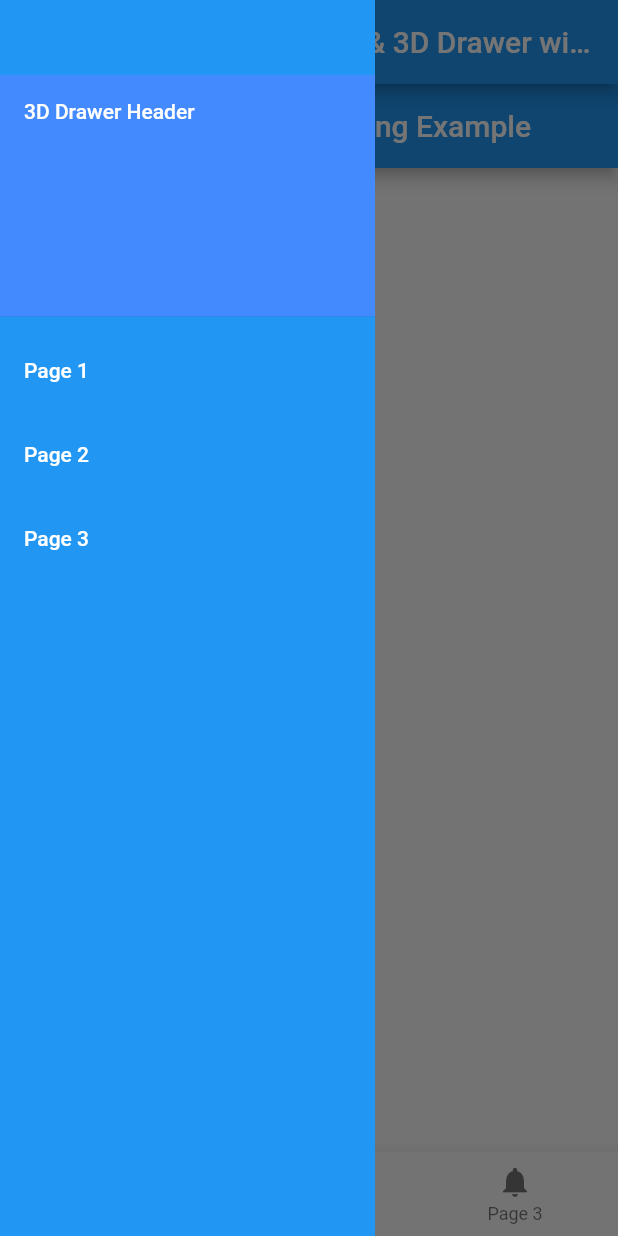
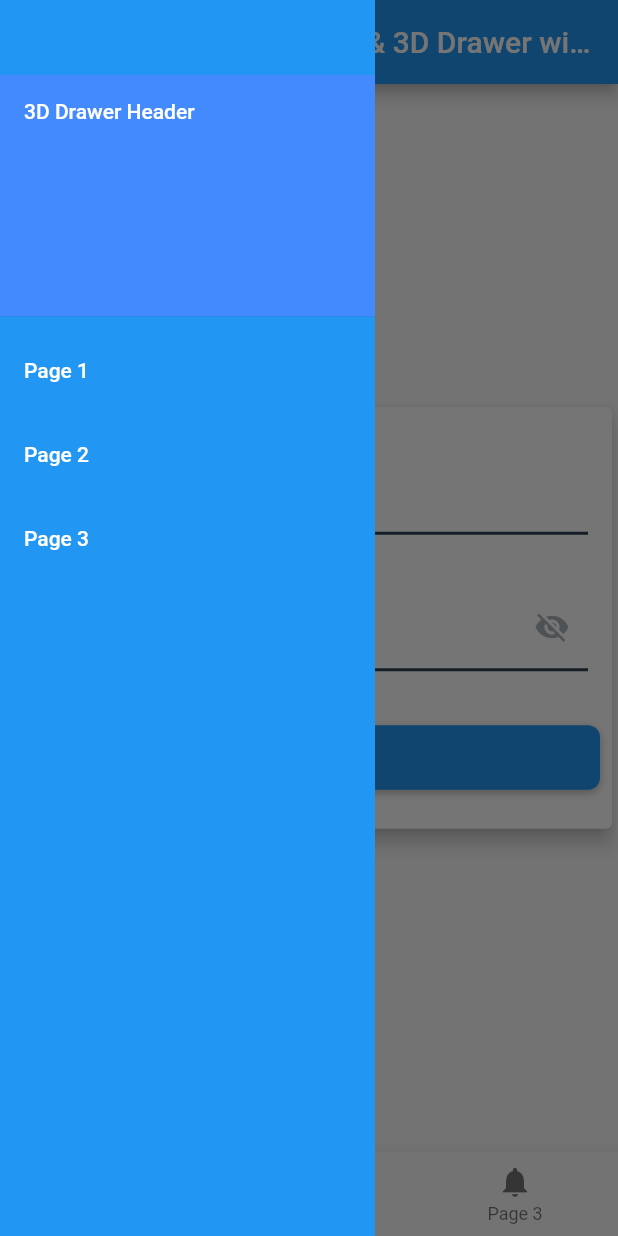
Before and after one commit to kuldeepsre/setup_project, a Flutter app: the screen it shows after launch, item 2 of the bottom bar chosen, with the side drawer open, on a phone screen of 412 x 824 dp. Run offline on Flutter 3.47's test engine with Material 2 defaults, Android fonts, the phone set to English and light mode, and no system bars; our stand-ins replace bloc, cached_network_image, carousel_slider, connectivity_plus, equatable, flutter_bloc and 9 more; accounts and stored records are empty.

```diff
--- a/lib/api/api_services.dart
+++ b/lib/api/api_services.dart
@@ -1,8 +1,11 @@
 import 'dart:convert';
 
+import '../endpoint/constants.dart';
 import '../model/post_response.dart';
 import '../model/user_response.dart';
 import 'package:http/http.dart' as http;
+
+import '../utils/utils.dart';
 
 class ApiService {
   final String userApiUrl = 'https://jsonplaceholder.typicode.com/users';
@@ -50,6 +53,7 @@ class ApiService {
       throw Exception('Failed to load posts');
     }
   }
+
   Future<List<Post>> FormPosts() async {
     final response = await http.post(Uri.parse(postApiUrl));
     if (response.statusCode == 200) {
@@ -59,4 +63,21 @@ class ApiService {
       throw Exception('Failed to load posts');
     }
   }
+
+  Future<Map<String, dynamic>> login(String username, String password) async {
+    // Implement your API call logic here
+    var res = await Utils.postApiCall(EndPoint.POST_LOGIN, {
+      'username': username,
+      "password": password,
+      // "AppVersion": AppVersion
+    });
+     print(res);
+
+    var jsonresult = json.decode(res.body);
+    // LoginData  loginResponse=LoginData.fromJson(jsonresult);
+    // if(loginResponse.result![0].msg=='Success')
+
+    await Future.delayed(Duration(seconds: 2)); // Simulate network delay
+    return {'success': username == 'user' && password == 'password'};
+  }
 }
--- a/lib/bloc/login/login_bloc.dart
+++ b/lib/bloc/login/login_bloc.dart
@@ -1,30 +1,36 @@
 import 'package:bloc/bloc.dart';
 import 'package:equatable/equatable.dart';
 import 'package:meta/meta.dart';
+import 'package:setup_project/repositry/form_repository/login_repo.dart';
 
 import '../../utils/network_service.dart';
 
 part 'login_event.dart';
+
 part 'login_state.dart';
 
 class LoginBloc extends Bloc<LoginEvent, LoginState> {
-  final NetworkService networkService;
+  final LoginRepository loginRepository;
 
-  LoginBloc({required this.networkService}) : super(LoginInitial()) {
+  LoginBloc(this.loginRepository) : super(LoginInitial()) {
     on<LoginButtonPressed>(_onLoginButtonPressed);
   }
+
   Future<void> _onLoginButtonPressed(
       LoginButtonPressed event, Emitter<LoginState> emit) async {
-    if (!await networkService.isConnected()) {
-      emit(NoInternetConnection());
-      return;
-    }
-    emit(LoginLoading());
-    await Future.delayed(Duration(seconds: 2)); // Simulate a network call
-    if (event.username == 'user' && event.password == 'password') {
-      emit(LoginSuccess(msg: "Login Successfull"));
-    } else {
-      emit(LoginFailure(error: 'Invalid username or password'));
+      emit(LoginLoading());
+
+    try {
+      dynamic isLoginSuccessful =
+          await loginRepository.login(event.username, event.password);
+
+      if (isLoginSuccessful) {
+        emit(LoginSuccess(msg: "Login Successful"));
+      } else {
+        emit(LoginFailure(error: 'Invalid username or password'));
+      }
+    } catch (e) {
+      emit(LoginFailure(error: e.toString()));
     }
   }
 }
--- /dev/null
+++ b/lib/components/custom_button.dart
@@ -0,0 +1,39 @@
+import 'package:flutter/cupertino.dart';
+import 'package:flutter/material.dart';
+
+class CustomButton extends StatelessWidget {
+  final VoidCallback onPressed;
+  final String title;
+
+  CustomButton({required this.onPressed, required this.title});
+
+  @override
+  Widget build(BuildContext context) {
+    return GestureDetector(
+      onTap: onPressed,
+      child: Padding(
+        padding: const EdgeInsets.all(8.0),
+        child: Container(
+          padding: const EdgeInsets.symmetric(vertical: 12.0, horizontal: 24.0),
+          decoration: BoxDecoration(
+            color: Colors.blue,
+            borderRadius: BorderRadius.circular(8.0),
+            boxShadow: [
+              const BoxShadow(
+                color: Colors.black26,
+                blurRadius: 4.0,
+                offset: Offset(0, 2),
+              ),
+            ],
+          ),
+          child: Center(
+            child: Text(
+              title,
+              style: const TextStyle(color: Colors.white, fontSize: 16.0),
+            ),
+          ),
+        ),
+      ),
+    );
+  }
+}
--- a/lib/main.dart
+++ b/lib/main.dart
@@ -8,6 +8,7 @@ import 'package:flutter_bloc/flutter_bloc.dart';
 import 'package:setup_project/bloc/post_data/post_bloc.dart';
 import 'package:setup_project/repositry/UserRepository.dart';
 import 'package:setup_project/repositry/form_repository/form_repository.dart';
+import 'package:setup_project/repositry/form_repository/login_repo.dart';
 import 'package:setup_project/ui_design/dashboard.dart';
 import 'package:setup_project/utils/network_service.dart';
 import 'AppLocalizations.dart';
@@ -36,9 +37,9 @@ class MyApp extends StatelessWidget {
         BlocProvider<ThemeCubit>(create: (context) => ThemeCubit()),
         BlocProvider<LanguageCubit>(create: (context) => LanguageCubit()),
         BlocProvider<MapBloc>(create: (context) => MapBloc()),
-        BlocProvider<LoginBloc>(create: (context) => LoginBloc(networkService: NetworkService())),
         BlocProvider<BottomNavigationBloc>(create: (context) => BottomNavigationBloc()),
         BlocProvider<UserBloc>(create: (context) => UserBloc(UserRepositoryImpl(ApiService()))),
+        BlocProvider<LoginBloc>(create: (context) => LoginBloc(LoginPostRepositoryImpl(ApiService()))),
         BlocProvider<PostBloc>(create: (context) => PostBloc(PostRepositoryImpl(ApiService()))),
         BlocProvider<FormBloc>(create: (context) => FormBloc(FormPostRepositoryImpl(ApiService()))),
       ],
--- /dev/null
+++ b/lib/repositry/form_repository/login_repo.dart
@@ -0,0 +1,17 @@
+import '../../api/api_services.dart';
+import '../../model/post_response.dart';
+
+abstract class LoginRepository {
+  Future<bool> login(String username, String password);
+
+}
+
+class LoginPostRepositoryImpl implements LoginRepository {
+  final ApiService apiService;
+  LoginPostRepositoryImpl(this.apiService);
+
+  Future<bool> login(String username, String password) async {
+    final response = await apiService.login(username, password);
+    return response['success'] == true;
+  }
+  }
--- a/lib/ui_design/dashboard.dart
+++ b/lib/ui_design/dashboard.dart
@@ -8,6 +8,7 @@ import '../bloc/dashboard/bottom_navigation_event.dart';
 import '../bloc/dashboard/bottom_navigation_state.dart';
 import '../bloc/dashboard/dashboard_bloc.dart';
 import '../custom_drawer.dart';
+import 'form/login_form.dart';
 import 'home_page.dart';
 import 'map_screen.dart';
 import 'notificationm_screen.dart';
@@ -62,7 +63,8 @@ class _MyHomePageState extends State<MyHomePage> with SingleTickerProviderStateM
             index: state.selectedIndex,
             children: [
               HomeScreen(),
-              MapScreen(),
+           //   MapScreen(),
+              LoginForm(),
               UserList()
             ],
           );
--- a/lib/ui_design/form/login_form.dart
+++ b/lib/ui_design/form/login_form.dart
@@ -1,24 +1,39 @@
 import 'package:flutter/cupertino.dart';
 import 'package:flutter/material.dart';
 import 'package:flutter_bloc/flutter_bloc.dart';
-
 import '../../bloc/login/login_bloc.dart';
+import '../../components/custom_button.dart';
+import '../../components/loading_indicator.dart';
 import '../../dialog/custom_dialog.dart';
-
+import '../../utils/color_utils.dart';
 class LoginForm extends StatefulWidget {
   @override
   _LoginFormState createState() => _LoginFormState();
 }
-
 class _LoginFormState extends State<LoginForm> {
   final _usernameController = TextEditingController();
   final _passwordController = TextEditingController();
   final _formKey = GlobalKey<FormState>();
+  late bool _validate;
+  late bool isLogin;
+  bool hidePassword = true;
+  @override
+  void initState() {
+    // TODO: implement initState
+    super.initState();
+    _validate = false;
+    isLogin = false;
 
+  }
   @override
   Widget build(BuildContext context) {
     return BlocConsumer<LoginBloc, LoginState>(
       listener: (context, state) {
+        if(state is LoginLoading){
+
+        }
+
+
         if (state is LoginSuccess) {
           ScaffoldMessenger.of(context).showSnackBar(
             const SnackBar(content: Text('Login Successful')),
@@ -26,9 +41,8 @@ class _LoginFormState extends State<LoginForm> {
       //    showCustomSnackbar(context,"state.msg");
         }
         else if (state is LoginFailure) {
-          ScaffoldMessenger.of(context).showSnackBar(
-            SnackBar(content: Text(state.error)),
-          );
+        showCustomSnackbar(context,state.error);
+
         }
         else if (state is NoInternetConnection) {
           ScaffoldMessenger.of(context).showSnackBar(
@@ -38,41 +52,146 @@ class _LoginFormState extends State<LoginForm> {
       },
       builder: (context, state) {
         if (state is LoginLoading) {
-          return Center(child: CircularProgressIndicator());
+          return const Center(child:LoadingIndicator());
         }
-        return Form(
+        return Center(
+          child: Padding(
+            padding: const EdgeInsets.symmetric(vertical: 18.0),
+            child: Card(
+              elevation: 5,
+              child: Padding(
+                padding: const EdgeInsets.symmetric(vertical: 18.0),
+                child: Form(
                   key: _formKey,
                   child: Column(
                     mainAxisSize: MainAxisSize.min,
                     children: [
-              TextFormField(
-                controller: _usernameController,
-                decoration: InputDecoration(
-                  labelText: 'Username', // Label text for username
+                      Container(
+                        padding:
+                        const EdgeInsets.symmetric(
+                            horizontal: 16.0,
+                            vertical: 08),
+                        child: TextFormField(
+                          decoration:
+                          InputDecoration(
+                            enabledBorder:
+                            UnderlineInputBorder(
+                              borderSide: BorderSide(
+                                  color: ColorUtils
+                                      .app_primary_color,
+                                  width: 02),
                             ),
+                            focusedBorder:
+                            UnderlineInputBorder(
+                              borderSide: BorderSide(
+                                  color: ColorUtils
+                                      .app_primary_color,
+                                  width: 4.0),
+                            ),
+                            border:
+                            UnderlineInputBorder(
+                              borderSide: BorderSide(
+                                  color:ColorUtils
+                                      .app_primary_color),
+                            ),
+                            hintText: "abc.xyz",
+                            labelText: "Domain Id",
+                            labelStyle: TextStyle(
+                              color: ColorUtils
+                                  .app_primary_color,
+                            ),
+                            hintStyle: TextStyle(
+                                color: Colors.grey
+                                    .shade400),
+                          ),
+                          autocorrect: _validate,
+                          controller:
+                          _usernameController,
                           validator: (value) {
-                  if (value == null || value.isEmpty) {
-                    return 'Please enter your username';
+                            if (value == null ||
+                                value.isEmpty) {
+                              return "Enter Domain Id!";
+                            } else {
+                              return null;
                             }
-                  return null;
                           },
                         ),
-              SizedBox(height: 16),
-              TextFormField(
-                controller: _passwordController,
-                decoration: InputDecoration(
-                  labelText: 'Password', // Label text for password
                       ),
-                obscureText: true,
+                      const SizedBox(height: 16),
+                      Container(
+                        padding:
+                        const EdgeInsets.symmetric(
+                            horizontal: 16.0,
+                            vertical: 08),
+                        child: TextFormField(
+                            obscureText:
+                            hidePassword,
+                            decoration:
+                            InputDecoration(
+                              // hintText: "Password",
+                              labelText:
+                              "Password",
+                              labelStyle:
+                              TextStyle(
+                                color: ColorUtils
+                                    .app_primary_color,
+                              ),
+                              enabledBorder:
+                              UnderlineInputBorder(
+                                borderSide: BorderSide(
+                                    color: ColorUtils
+                                        .app_primary_color,
+                                    width: 02),
+                              ),
+                              focusedBorder:
+                              UnderlineInputBorder(
+                                borderSide: BorderSide(
+                                    color: ColorUtils
+                                        .app_primary_color,
+                                    width: 4.0),
+                              ),
+                              border:
+                              UnderlineInputBorder(
+                                borderSide: BorderSide(
+                                    color: ColorUtils
+                                        .app_primary_color),
+                              ),
+                              suffixIcon:
+                              IconButton(
+                                onPressed: () {
+                                  setState(() {
+                                    hidePassword =
+                                    !hidePassword;
+                                  });
+                                },
+                                color: ColorUtils
+                                    .app_primary_color
+                                    .withOpacity(
+                                    0.4),
+                                icon: Icon(hidePassword
+                                    ? Icons
+                                    .visibility_off
+                                    : Icons
+                                    .visibility),
+                              ),
+                            ),
+                            autocorrect:
+                            _validate,
+                            controller:
+                            _passwordController,
                             validator: (value) {
-                  if (value == null || value.isEmpty) {
-                    return 'Please enter your password';
+                              if (value == null ||
+                                  value.isEmpty) {
+                                return "Enter Password!";
+                              } else {
+                                return null;
                               }
-                  return null;
-                },
+                            }),
                       ),
-              SizedBox(height: 20),
-              ElevatedButton(
+
+                      const SizedBox(height: 20),
+                CustomButton(
+
                   onPressed: () {
                     if (_formKey.currentState?.validate() ?? false) {
                       final username = _usernameController.text;
@@ -83,9 +202,14 @@ class _LoginFormState extends State<LoginForm> {
                       ));
                     }
                   },
-                child: Text('Login'),
+                  title: 'Login',
                 ),
+
                     ],
+                  ),
+                ),
+              ),
+            ),
           ),
         );
       },
--- a/lib/utils/utils.dart
+++ b/lib/utils/utils.dart
@@ -16,7 +16,7 @@ class Utils {
   }
   static Future<http.Response> postApiCall(String url, var body) {
     var dt = jsonEncode(body);
-
+     print(dt);
     EndPoint.headers['token'] = EndPoint.user_token;
     return http.post(Uri.parse(url), body: dt);
   }
```
Also changed, not shown: lib/bloc/login/login_event.dart (line endings or trailing spaces). Lines whose indentation alone changed are shown as unchanged.
